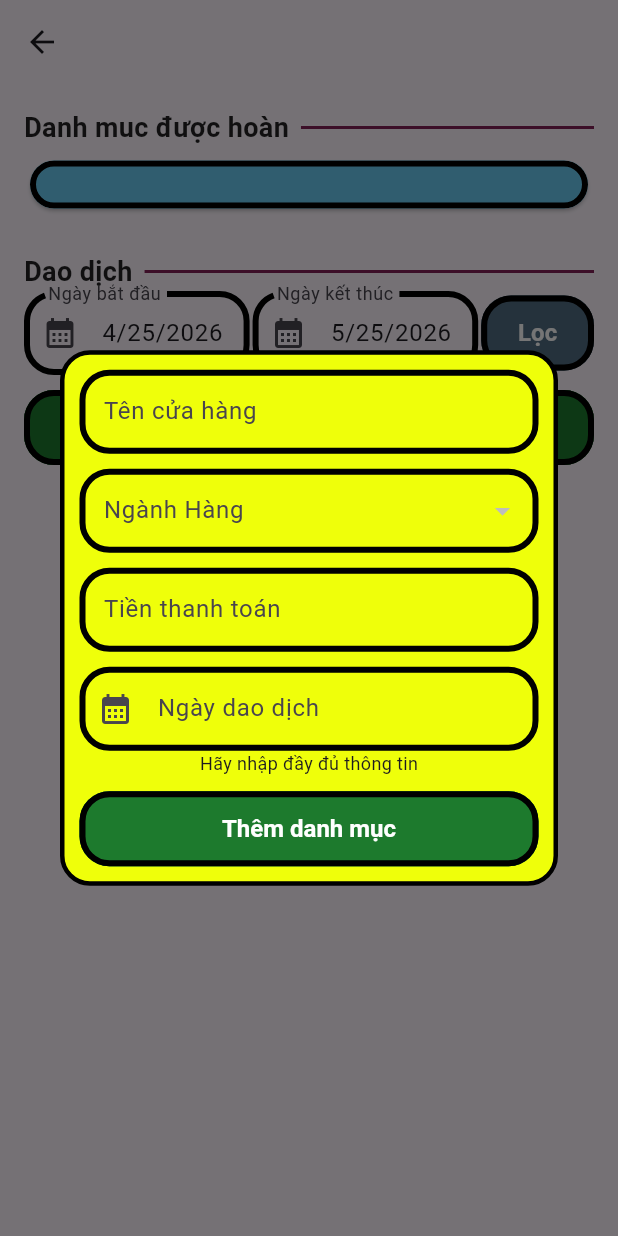
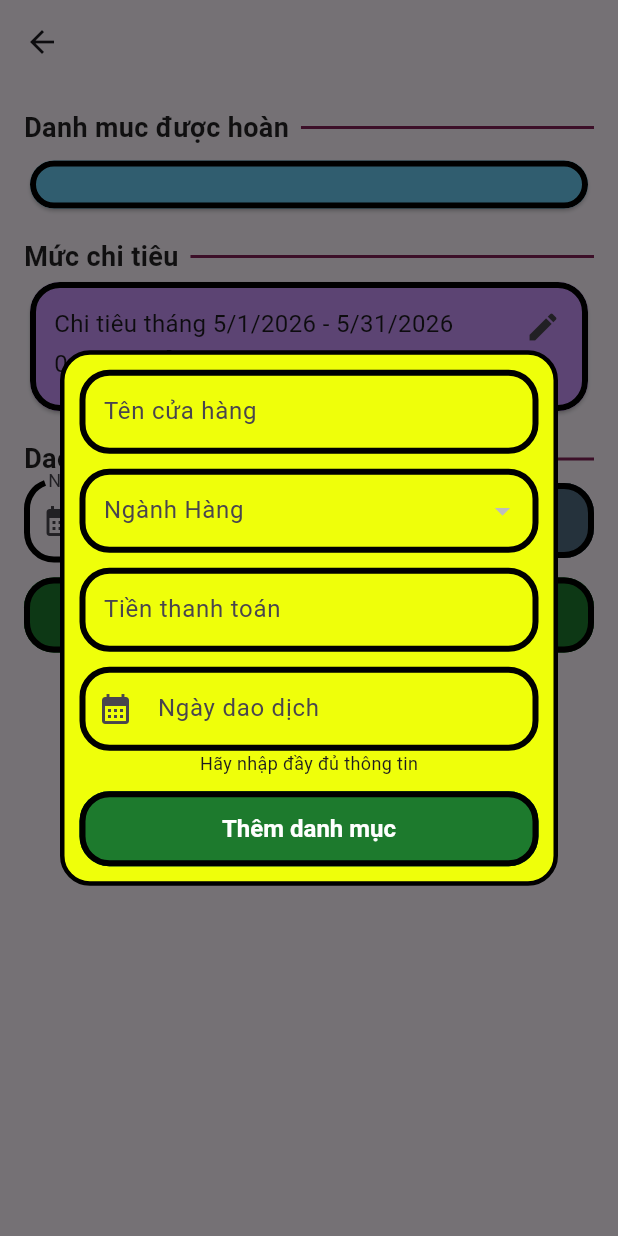
Before and after one commit to Tranbao8396/Credit-Card-Management, a Flutter app: the CardDetailPage screen opened directly with empty values, after a tap on "Thêm giao dịch", on a phone screen of 412 x 824 dp. Run offline on Flutter 3.47's test engine with Material 3 defaults, Android fonts, the light colour scheme and no system bars; our stand-ins replace cloud_firestore, firebase_auth, firebase_core, month_picker_dialog; accounts and stored records are empty.

Commit message:
add Limit cost

```diff
--- a/lib/subpages/card_detail/card_detail_logic.dart
+++ b/lib/subpages/card_detail/card_detail_logic.dart
@@ -24,6 +24,8 @@ class CardDetailLogic extends ChangeNotifier {
   CardDetailLogic({required this.card}) {
     getCashBackList();
     getTransactionsList();
+    getTransactionCost();
+    getLimitSpending();
   }
 
   void setStartDate(DateTime startDate) {
@@ -53,6 +55,11 @@ class CardDetailLogic extends ChangeNotifier {
 
   void setTransactionDate(DateTime datetime) {
     state.transactionDate = datetime;
+    notifyListeners();
+  }
+
+  void setLimit(String limit) {
+    state.limitSpending = double.tryParse(limit);
     notifyListeners();
   }
 
@@ -114,7 +121,9 @@ class CardDetailLogic extends ChangeNotifier {
       state.transactions = query.docs.map<CardTransaction?>((e) {
         final data = e.data();
 
-        final cat = state.cashBackCat?.where((e) => e?.id == data['category_id']).firstOrNull;
+        final cat = state.cashBackCat
+            ?.where((e) => e?.id == data['category_id'])
+            .firstOrNull;
 
         return CardTransaction(
           transactionName: data['transaction_name'],
@@ -131,6 +140,71 @@ class CardDetailLogic extends ChangeNotifier {
     }
   }
 
+  Future<void> getTransactionCost() async {
+    try {
+      final currentDate = DateTime.now();
+      final startMonth = DateTime(currentDate.year, currentDate.month, 1);
+      final endMonth = DateTime(currentDate.year, currentDate.month + 1, 0);
+
+      final query = await _db
+          .collection('users')
+          .doc(userId)
+          .collection('transactions')
+          .where('card_id', isEqualTo: card.cardInfoId)
+          .where('createdOn', isGreaterThanOrEqualTo: startMonth)
+          .where('createdOn', isLessThanOrEqualTo: endMonth)
+          .get();
+
+      state.totalSpending = query.docs.fold(
+        0.0,
+        (cost, doc) => cost! + (doc.data()['price'] as num).toDouble(),
+      );
+      if (_isDisposed) return;
+      notifyListeners();
+    } catch (e) {
+      throw ("Error: $e");
+    }
+  }
+
+  Future<void> setLimitSpending(BuildContext context) async {
+    try {
+      if (state.limitSpending != null && state.limitSpending! > 0) {
+        await _db
+            .collection('users')
+            .doc(userId)
+            .collection('cards')
+            .doc(card.id)
+            .update({'limit_spending': state.limitSpending});
+      }
+      state.limitSpending = null;
+      notifyListeners();
+    } catch (e) {
+      throw ("Error: $e");
+    }
+    if (!context.mounted) return;
+    Navigator.of(context).pop(true);
+  }
+
+  Future<void> getLimitSpending() async {
+    try {
+      await _db
+          .collection('users')
+          .doc(userId)
+          .collection('cards')
+          .doc(card.id)
+          .get()
+          .then((doc) {
+            if (doc.exists) {
+              final data = doc.data();
+              state.limitVal = data?['limit_spending']?.toDouble() ?? 0.0;
+            }
+          });
+      notifyListeners();
+    } catch (e) {
+      throw ("Error: $e");
+    }
+  }
+
   void clear() {
     state.category = null;
     state.price = null;
--- a/lib/subpages/card_detail/card_detail_page.dart
+++ b/lib/subpages/card_detail/card_detail_page.dart
@@ -1,5 +1,6 @@
 import 'package:credit_management/models/card_model.dart';
 import 'package:credit_management/subpages/card_detail/card_detail_logic.dart';
+import 'package:credit_management/subpages/card_detail/widgets/limit_dialog.dart';
 import 'package:credit_management/subpages/card_detail/widgets/transaction_dialog.dart';
 import 'package:credit_management/widgets/card_button.dart';
 import 'package:credit_management/widgets/lined_title.dart';
@@ -57,7 +58,47 @@ class CardDetailPage extends StatelessWidget {
                       ],
                     ),
                   ),
-                  SizedBox(height: 15),
+                  SizedBox(height: 5),
+                  LinedTitle(title: 'Mức chi tiêu'),
+                  NameCard(
+                    cardColor: const Color.fromARGB(255, 201, 148, 250),
+                    onSettingsPressed: () async {
+                      final res = await SetLimitWidget.show(context, card);
+                      if (res == true) {
+                        await logic.getLimitSpending();
+                      }
+                    },
+                    child: Column(
+                      crossAxisAlignment: CrossAxisAlignment.start,
+                      children: [
+                        Row(
+                          children: [
+                            Text('Chi tiêu tháng ${DateFormat.yMd().format(DateTime(DateTime.now().year, DateTime.now().month, 1))}', style: TextStyle(
+                              fontSize: 16
+                            ),),
+                            Text(' - ${DateFormat.yMd().format(DateTime(DateTime.now().year, DateTime.now().month + 1, 0))}', style: TextStyle(
+                              fontSize: 16
+                            ),),
+                          ],
+                        ),
+                        Row(
+                          children: [
+                            Text('${state.totalSpending?.toStringAsFixed(0) ?? '0'} / ', style: TextStyle(
+                              fontSize: 16
+                            ),),
+                            Text(
+                              '${state.limitVal?.toStringAsFixed(0) ?? '-'} vnd',
+                              style: TextStyle(
+                                fontSize: 22,
+                                fontWeight: FontWeight.bold,
+                              ),
+                            ),
+                          ],
+                        ),
+                      ],
+                    ),
+                  ),
+                  SizedBox(height: 5),
                   LinedTitle(title: 'Dao dịch'),
                   Row(
                     children: [
@@ -109,7 +150,7 @@ class CardDetailPage extends StatelessWidget {
                           },
                         ),
                       ),
-                      SizedBox(width: 2,),
+                      SizedBox(width: 2),
                       Expanded(
                         flex: 4,
                         child: TextFormField(
@@ -158,7 +199,7 @@ class CardDetailPage extends StatelessWidget {
                           },
                         ),
                       ),
-                      SizedBox(width: 2,),
+                      SizedBox(width: 2),
                       Expanded(
                         flex: 2,
                         child: CardButton(
--- a/lib/subpages/card_detail/card_detail_state.dart
+++ b/lib/subpages/card_detail/card_detail_state.dart
@@ -6,6 +6,9 @@ class CardDetailState {
   DateTime? endDate = DateTime.now();
   String? transactionName;
   double? price;
+  double? totalSpending;
+  double? limitSpending;
+  double? limitVal;
   Category? category;
   List<Category?>? cashBackCat;
   DateTime? transactionDate;
```
Also changed, not shown: lib/subpages/card_detail/widgets/limit_dialog.dart (added, +96 -0 lines).
